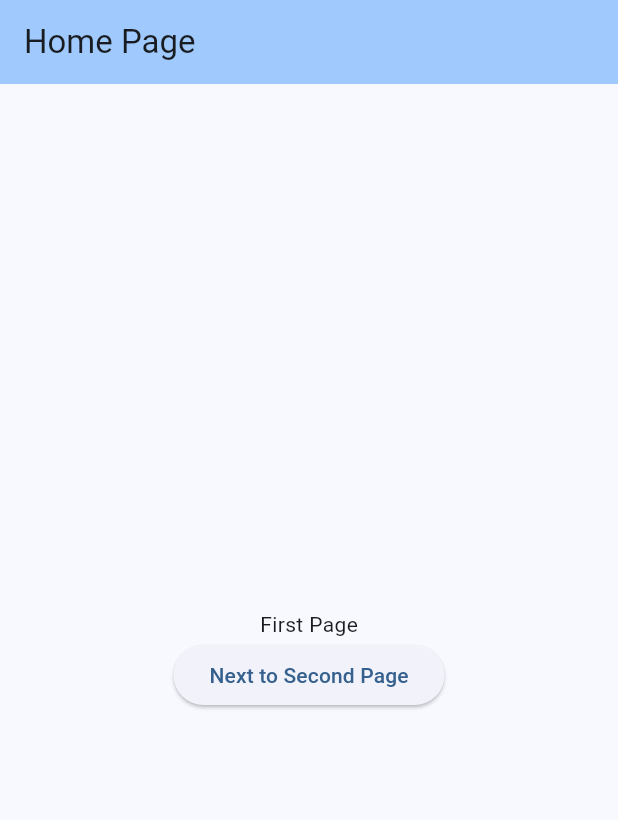
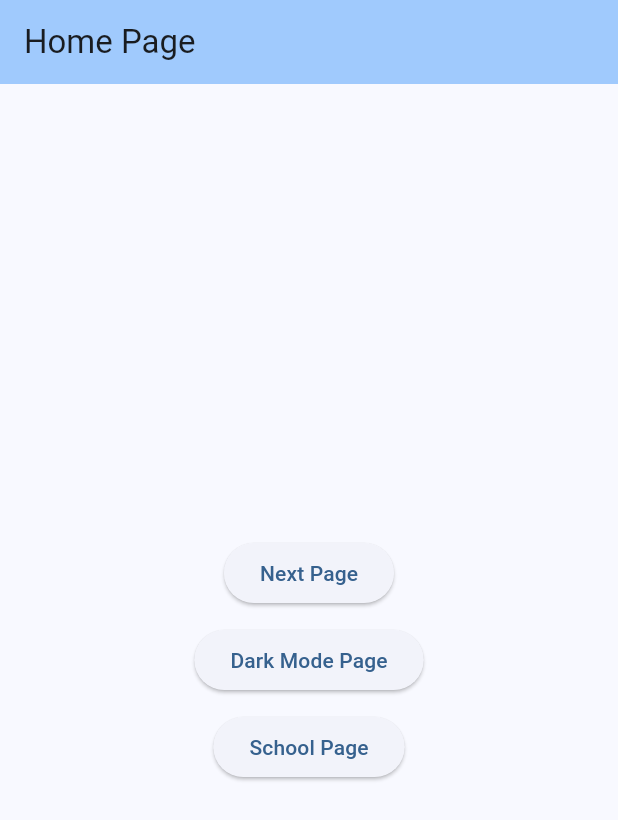
Before and after one commit to fauzihub13/flutter_intermediate, a Flutter app: the screen it shows after launch, on a phone screen of 412 x 824 dp. Shown: the top 820 px of the screen. Run offline on Flutter 3.47's test engine with Material 3 defaults, Android fonts, the phone set to English and light mode, and no system bars; our stand-ins replace get.

Commit message:
feat: learn getx controller

```diff
--- /dev/null
+++ b/lib/getx/dark_mode_page.dart
@@ -0,0 +1,60 @@
+import 'package:flutter/material.dart';
+import 'package:get/get.dart';
+
+class DarkModePage extends StatefulWidget {
+  const DarkModePage({super.key});
+  @override
+  State<DarkModePage> createState() => _DarkModePageState();
+}
+
+class _DarkModePageState extends State<DarkModePage> {
+  String mode = "light";
+
+  @override
+  Widget build(BuildContext context) {
+    return Scaffold(
+      appBar: AppBar(
+        title: const Text("Dark Mode"),
+        backgroundColor: Theme.of(context).colorScheme.inversePrimary,
+        automaticallyImplyLeading: false,
+      ),
+      body: Center(
+        child: Column(
+          children: [
+            ListTile(
+              leading: Radio<String>(
+                value: "dark",
+                groupValue: mode,
+                onChanged: (value) {
+                  setState(() {
+                    mode = value!;
+                    Get.changeTheme(ThemeData.dark());
+                  });
+                },
+              ),
+              title: const Text('Dark Mode'),
+            ),
+            ListTile(
+              leading: Radio<String>(
+                value: "light",
+                groupValue: mode,
+                onChanged: (value) {
+                  setState(() {
+                    mode = value!;
+                    Get.changeTheme(ThemeData.light());
+                  });
+                },
+              ),
+              title: const Text('Light Mode'),
+            ),
+            ElevatedButton(
+                onPressed: () {
+                  Get.back();
+                },
+                child: const Text("Previous Page"))
+          ],
+        ),
+      ),
+    );
+  }
+}
--- /dev/null
+++ b/lib/getx/home_page.dart
@@ -0,0 +1,53 @@
+import 'package:flutter/material.dart';
+import 'package:get/get.dart';
+import 'package:mastering_flutter/getx/dark_mode_page.dart';
+import 'package:mastering_flutter/getx/school_page.dart';
+import 'package:mastering_flutter/getx/second_page.dart';
+
+class HomePage extends StatefulWidget {
+  const HomePage({super.key});
+
+  @override
+  State<HomePage> createState() => _HomePageState();
+}
+
+class _HomePageState extends State<HomePage> {
+  @override
+  Widget build(BuildContext context) {
+    return Scaffold(
+      appBar: AppBar(
+        title: const Text('Home Page'),
+        backgroundColor: Theme.of(context).colorScheme.inversePrimary,
+        automaticallyImplyLeading: false,
+      ),
+      body: Center(
+        child: Column(
+          mainAxisAlignment: MainAxisAlignment.center,
+          children: [
+            ElevatedButton(
+                onPressed: () {
+                  Get.to(() => const SecondPage());
+                },
+                child: const Text("Next Page")),
+            const SizedBox(
+              height: 10,
+            ),
+            ElevatedButton(
+                onPressed: () {
+                  Get.to(() => const DarkModePage());
+                },
+                child: const Text("Dark Mode Page")),
+            const SizedBox(
+              height: 10,
+            ),
+            ElevatedButton(
+                onPressed: () {
+                  Get.to(() => const SchoolPage());
+                },
+                child: const Text("School Page")),
+          ],
+        ),
+      ),
+    );
+  }
+}
--- a/lib/main.dart
+++ b/lib/main.dart
@@ -1,8 +1,6 @@
 import 'package:flutter/material.dart';
-import 'package:mastering_flutter/navigation-routing/education_page.dart';
-import 'package:mastering_flutter/navigation-routing/first_page.dart';
-import 'package:mastering_flutter/navigation-routing/introduction_page.dart';
-import 'package:mastering_flutter/navigation-routing/second_page.dart';
+import 'package:get/get.dart';
+import 'package:mastering_flutter/getx/home_page.dart';
 
 void main() {
   runApp(const MyApp());
@@ -14,20 +12,22 @@ class MyApp extends StatelessWidget {
   // This widget is the root of your application.
   @override
   Widget build(BuildContext context) {
-    return MaterialApp(
+    return GetMaterialApp(
       title: 'Flutter Demo',
       theme: ThemeData(
         colorScheme: ColorScheme.fromSeed(seedColor: Colors.blue),
         useMaterial3: true,
       ),
-      // home: const FirstPage(),
-      initialRoute: '/',
-      routes: {
-        '/': (context) => const FirstPage(),
-        '/second': (context) => const SecondPage(),
-        '/introduction': (context) => const IntroductionPage(),
-        '/education': (context) => const EducationPage(),
-      },
+      home: const HomePage(),
+      // initialRoute: '/',
+      // routes: {
+      // ROUTING AND NAVIGATION
+      // '/': (context) => const FirstPage(),
+      // '/second': (context) => const SecondPage(),
+      // '/introduction': (context) => const IntroductionPage(),
+      // '/education': (context) => const EducationPage(),
+
+      // },
     );
   }
 }
--- a/pubspec.yaml
+++ b/pubspec.yaml
@@ -35,6 +35,7 @@ dependencies:
   # The following adds the Cupertino Icons font to your application.
   # Use with the CupertinoIcons class for iOS style icons.
   cupertino_icons: ^1.0.8
+  get: ^4.6.6
 
 dev_dependencies:
   flutter_test:
```
Also changed, not shown: lib/getx/controller.dart (added, +30 -0 lines), lib/getx/school_page.dart (added, +157 -0 lines), lib/getx/second_page.dart (added, +35 -0 lines), lib/getx/total_attendance.dart (added, +33 -0 lines), pubspec.lock.
